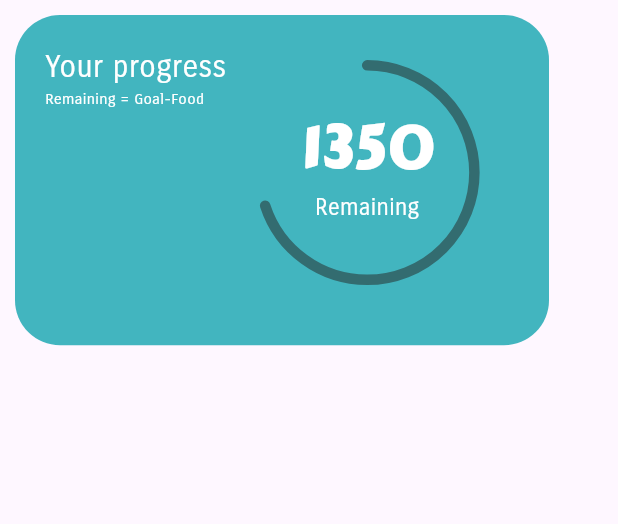
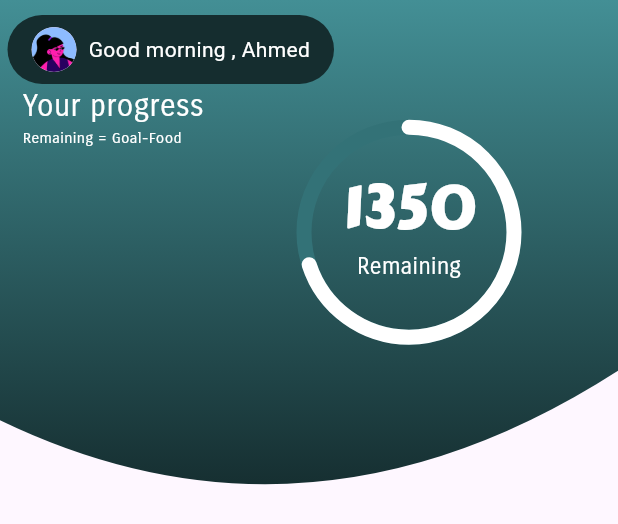
Before and after one commit to mariamesam720/EGYCAL, a Flutter app: the CalorieIntake widget shown alone on an empty page, opened directly, on a phone screen of 412 x 824 dp. Shown: the top 524 px of the screen. Run offline on Flutter 3.47's test engine with Material 3 defaults, Android fonts, the phone set to English and light mode, and no system bars; drawn by our look-alikes of percent_indicator; our stand-ins replace get, pinput, smooth_page_indicator.

Commit message:
updated home page

```diff
--- /dev/null
+++ b/lib/features/Home/presentation/widgets/CustomClipper.dart
@@ -0,0 +1,24 @@
+import 'package:flutter/material.dart';
+
+class Customclipper extends CustomClipper<Path> {
+  @override
+  Path getClip(Size size) {
+    var path = Path();
+      path.lineTo(0, size.height * 0.85);
+    path.quadraticBezierTo(
+      size.width / 2,
+      size.height + 50,
+      size.width,
+      size.height * 0.75,
+    );
+
+    path.lineTo(size.width, 0);
+    path.close();
+    return path;
+  }
+
+  @override
+  bool shouldReclip(covariant CustomClipper<Path> oldClipper) {
+    return true;
+  }
+}
--- a/lib/features/Home/presentation/widgets/calorie_intake.dart
+++ b/lib/features/Home/presentation/widgets/calorie_intake.dart
@@ -1,3 +1,6 @@
+import 'package:egycal/core/utilis/size_config.dart';
+import 'package:egycal/features/CreateAvatar/presentation/widgets/circlea_vatar.dart';
+import 'package:egycal/features/Home/presentation/widgets/CustomClipper.dart';
 import 'package:egycal/features/Home/presentation/widgets/calories_wheel.dart';
 import 'package:flutter/material.dart';
 
@@ -6,31 +9,64 @@ class CalorieIntake extends StatelessWidget {
 
   @override
   Widget build(BuildContext context) {
-    return Padding(
-      padding: const EdgeInsets.all(10),
+    return ClipPath(
+
+      clipper: Customclipper(),
       child: Container(
-        width: 356,
-        height: 220.12,
-        padding: EdgeInsets.all(20),
+        width: SizeConfig.screenWidth,
+        height: SizeConfig.screenHeight!*0.4,
+
         decoration: BoxDecoration(
-          color: Color(0XFF42B5BF),
-          border:Border.symmetric(),
-          borderRadius: BorderRadius.circular(30)
+          gradient: LinearGradient(colors:[Color(0xFFF152D2F),Color(0xFFF438F95)],
+           begin: Alignment.bottomRight,
+           end: Alignment.topRight,
+          )
         ),
         child: Row(
            children: [
-            Column(
+            Padding(
+              padding: const EdgeInsets.only(top: 10,left: 5),
+              child: Column(
                 crossAxisAlignment: CrossAxisAlignment.start,
                 children: [
-                Text(
+                  Container(
+                  padding: EdgeInsets.symmetric(horizontal: 16, vertical: 8),
+                    decoration: BoxDecoration(
+                      color: Color(0xFF152D2F),
+                      borderRadius: BorderRadius.circular(50)
+                    ),
+                    child: Row(
+                      mainAxisSize: MainAxisSize.min,
+                      children: [
+                      SizedBox(
+                        width: 30,
+                        height: 30,
+                        child: avatarimg(image: "images/Ellipse 8.png",)),
+                        SizedBox(width: 8,),
+                      Text("Good morning , Ahmed", style: TextStyle(
+                        color: Colors.white
+                      ),)
+                      ],
+
+                    ),
+
+                  ),
+                  Padding(
+                    padding: const EdgeInsets.only(left: 10),
+                    child: Text(
                       'Your progress',
                       style: TextStyle(
                         fontSize: 20,
                         fontFamily: 'Carrois Gothic',
-                    color: Colors.white
+                        color: Colors.white,
+
                       ),
                     ),
-                Text(
+                  ),
+                  Padding(
+                    padding: const EdgeInsets.only(left: 10
+                    ),
+                    child: Text(
                       'Remaining = Goal-Food',
                       style: TextStyle(
                         fontSize: 10,
@@ -38,28 +74,23 @@ class CalorieIntake extends StatelessWidget {
                         color: Colors.white
                       ),
                     ),
+                  ),
                 ],
               ),
+            ),
           Padding(
-            padding: const EdgeInsets.only(bottom: 10,left: 10),
+            padding: const EdgeInsets.only(bottom: 20,),
             child: SizedBox(
-              width: 167.71,
+              width: 100,
               height: 162.74,
-            child: Stack(
-              fit: StackFit.expand,
-              children: [
-              CaloriesWheel()],)
+            child: CaloriesWheel()
             ),
           ),
 
           ],
 
         ),
-
-
-
       ),
     );
-
   }
 }
--- a/lib/features/Home/presentation/widgets/calories_wheel.dart
+++ b/lib/features/Home/presentation/widgets/calories_wheel.dart
@@ -15,10 +15,10 @@ class _CaloriesWheelState extends State<CaloriesWheel> {
     animation: true,
     animationDuration: 1000,
     radius: 150,
-    lineWidth: 7,
+    lineWidth: 10,
     percent: 0.7,
-    progressColor: Color(0xFF336C70),
-    backgroundColor: Color(0xFF42B5BF),
+    progressColor: Colors.white,
+    backgroundColor: Color(0xFFF337277),
     circularStrokeCap: CircularStrokeCap.round,
     center: Column(
       children: [
```
Also changed, not shown: lib/features/Home/presentation/widgets/cards.dart (+5 -3 lines), lib/features/Home/presentation/widgets/home.dart (+12 -44 lines), 1 other file. Lines whose indentation alone changed are shown as unchanged.
